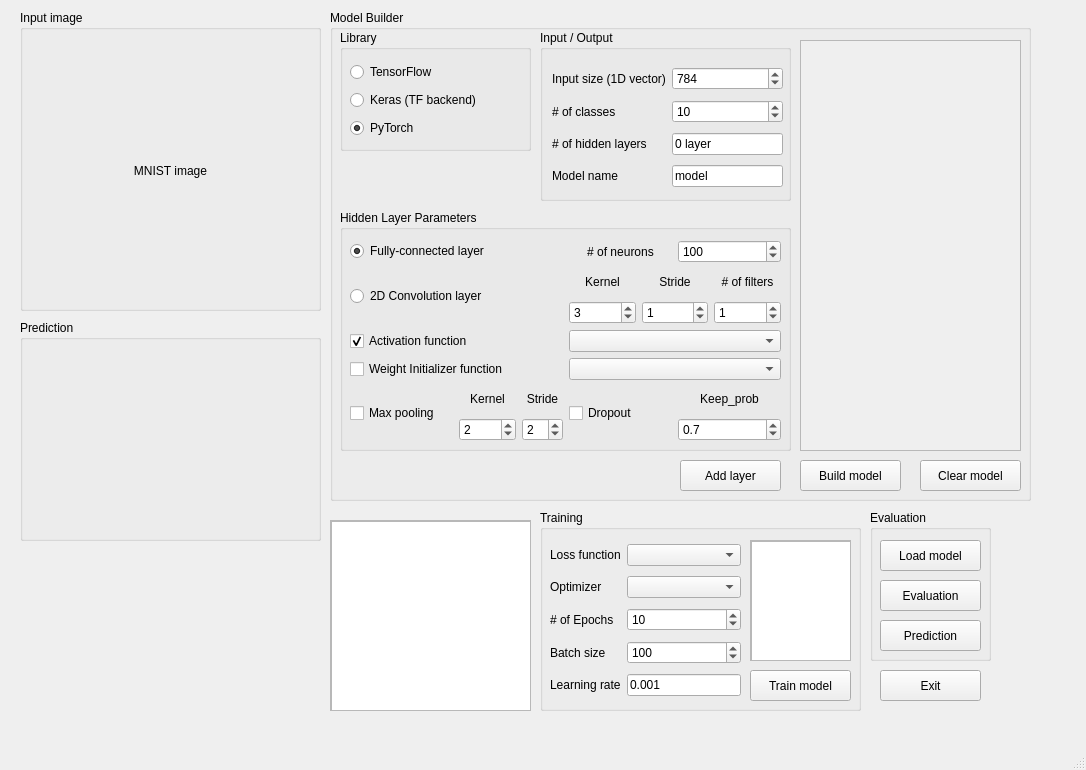
Qt form tf_testbed.ui (togheppi/PyQt) before a commit.
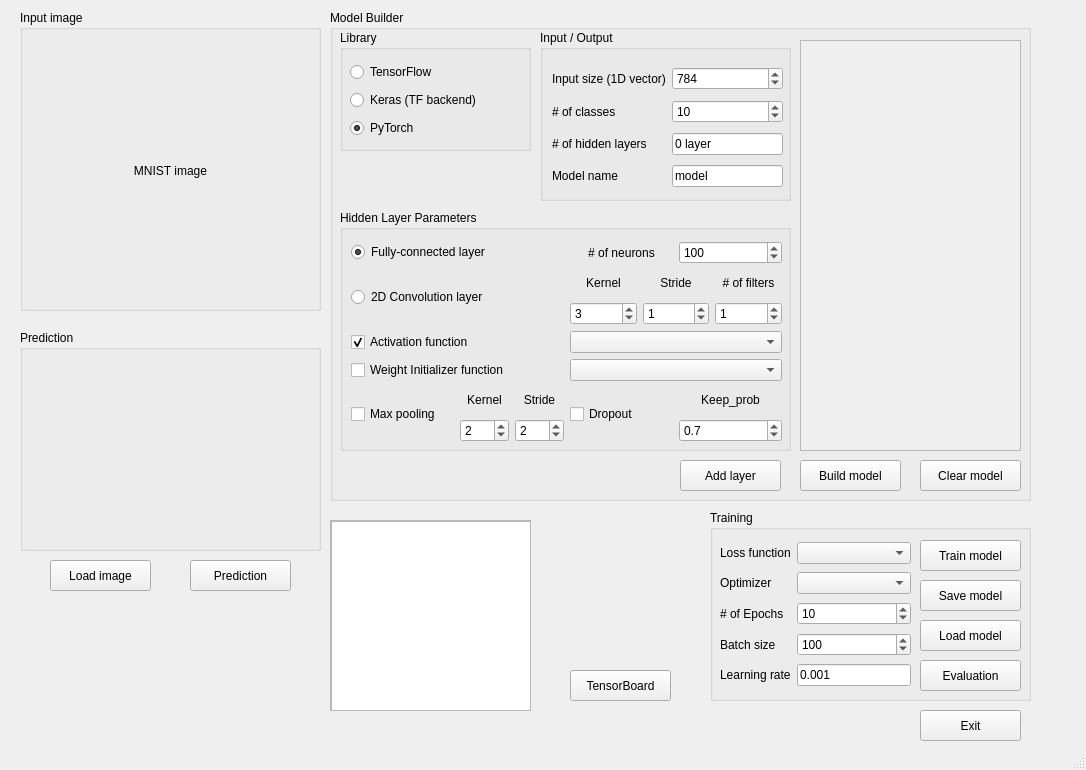
The same form after that commit.

Diff of the .ui file:
```diff
--- a/tf_testbed.ui
+++ b/tf_testbed.ui
@@ -222,16 +222,16 @@
      <property name="title">
       <string>Hidden Layer Parameters</string>
      </property>
-     <widget class="QWidget" name="layoutWidget">
+     <widget class="QWidget" name="">
       <property name="geometry">
        <rect>
-        <x>10</x>
-        <y>30</y>
+        <x>11</x>
+        <y>31</y>
         <width>431</width>
         <height>201</height>
        </rect>
       </property>
-      <layout class="QVBoxLayout" name="verticalLayout_hiddenLayer">
+      <layout class="QVBoxLayout" name="verticalLayout">
        <item>
         <layout class="QHBoxLayout" name="horizontalLayout_FC">
          <item>
@@ -383,41 +383,41 @@
           </widget>
          </item>
          <item>
-          <layout class="QGridLayout" name="gridLayout_maxPooling">
-           <item row="1" column="0" colspan="2">
+          <layout class="QGridLayout" name="gridLayout_pooling">
+           <item row="0" column="0">
+            <widget class="QLabel" name="label_poolSize">
+             <property name="text">
+              <string>Kernel</string>
+             </property>
+             <property name="alignment">
+              <set>Qt::AlignCenter</set>
+             </property>
+            </widget>
+           </item>
+           <item row="0" column="1">
+            <widget class="QLabel" name="label_poolStride">
+             <property name="text">
+              <string>Stride</string>
+             </property>
+             <property name="alignment">
+              <set>Qt::AlignCenter</set>
+             </property>
+            </widget>
+           </item>
+           <item row="1" column="0">
             <widget class="QSpinBox" name="spinBox_poolSize">
              <property name="value">
               <number>2</number>
              </property>
             </widget>
            </item>
-           <item row="1" column="2">
+           <item row="1" column="1">
             <widget class="QSpinBox" name="spinBox_poolStride">
              <property name="value">
               <number>2</number>
              </property>
             </widget>
            </item>
-           <item row="0" column="2">
-            <widget class="QLabel" name="label_poolStride">
-             <property name="text">
-              <string>Stride</string>
-             </property>
-             <property name="alignment">
-              <set>Qt::AlignCenter</set>
-             </property>
-            </widget>
-           </item>
-           <item row="0" column="0" colspan="2">
-            <widget class="QLabel" name="label_poolSize">
-             <property name="text">
-              <string>Kernel</string>
-             </property>
-             <property name="alignment">
-              <set>Qt::AlignCenter</set>
-             </property>
-            </widget>
-           </item>
           </layout>
          </item>
          <item>
@@ -534,68 +534,22 @@
    <widget class="QGroupBox" name="groupBox_training">
     <property name="geometry">
      <rect>
-      <x>540</x>
+      <x>710</x>
       <y>510</y>
       <width>321</width>
-      <height>201</height>
+      <height>191</height>
      </rect>
     </property>
     <property name="title">
      <string>Training</string>
     </property>
-    <widget class="QPushButton" name="pushButton_trainModel">
-     <property name="geometry">
-      <rect>
-       <x>210</x>
-       <y>160</y>
-       <width>101</width>
-       <height>31</height>
-      </rect>
-     </property>
-     <property name="text">
-      <string>Train model</string>
-     </property>
-    </widget>
-    <widget class="QScrollArea" name="scrollArea_training">
-     <property name="geometry">
-      <rect>
-       <x>210</x>
-       <y>30</y>
-       <width>101</width>
-       <height>121</height>
-      </rect>
-     </property>
-     <property name="widgetResizable">
-      <bool>true</bool>
-     </property>
-     <widget class="QWidget" name="scrollAreaWidgetContents_training">
-      <property name="geometry">
-       <rect>
-        <x>0</x>
-        <y>0</y>
-        <width>99</width>
-        <height>119</height>
-       </rect>
-      </property>
-      <widget class="QTextEdit" name="textEdit_training">
-       <property name="geometry">
-        <rect>
-         <x>0</x>
-         <y>0</y>
-         <width>101</width>
-         <height>121</height>
-        </rect>
-       </property>
-      </widget>
-     </widget>
-    </widget>
     <widget class="QWidget" name="layoutWidget">
      <property name="geometry">
       <rect>
        <x>10</x>
        <y>30</y>
        <width>191</width>
-       <height>161</height>
+       <height>151</height>
       </rect>
      </property>
      <layout class="QGridLayout" name="gridLayout_training">
@@ -690,50 +644,37 @@
       </item>
      </layout>
     </widget>
-   </widget>
-   <widget class="QGroupBox" name="groupBox_evaluation">
-    <property name="geometry">
-     <rect>
-      <x>870</x>
-      <y>510</y>
-      <width>121</width>
-      <height>151</height>
-     </rect>
-    </property>
-    <property name="title">
-     <string>Evaluation</string>
-    </property>
-    <widget class="QPushButton" name="pushButton_evaluation">
+    <widget class="QPushButton" name="pushButton_saveModel">
      <property name="geometry">
       <rect>
-       <x>10</x>
+       <x>210</x>
        <y>70</y>
        <width>101</width>
        <height>31</height>
       </rect>
      </property>
      <property name="text">
-      <string>Evaluation</string>
+      <string>Save model</string>
      </property>
     </widget>
-    <widget class="QPushButton" name="pushButton_prediction">
+    <widget class="QPushButton" name="pushButton_trainModel">
      <property name="geometry">
       <rect>
-       <x>10</x>
-       <y>110</y>
+       <x>210</x>
+       <y>30</y>
        <width>101</width>
        <height>31</height>
       </rect>
      </property>
      <property name="text">
-      <string>Prediction</string>
+      <string>Train model</string>
      </property>
     </widget>
     <widget class="QPushButton" name="pushButton_loadModel">
      <property name="geometry">
       <rect>
-       <x>10</x>
-       <y>30</y>
+       <x>210</x>
+       <y>110</y>
        <width>101</width>
        <height>31</height>
       </rect>
@@ -742,12 +683,25 @@
       <string>Load model</string>
      </property>
     </widget>
+    <widget class="QPushButton" name="pushButton_evaluation">
+     <property name="geometry">
+      <rect>
+       <x>210</x>
+       <y>150</y>
+       <width>101</width>
+       <height>31</height>
+      </rect>
+     </property>
+     <property name="text">
+      <string>Evaluation</string>
+     </property>
+    </widget>
    </widget>
    <widget class="QPushButton" name="pushButton_Exit">
     <property name="geometry">
      <rect>
-      <x>880</x>
-      <y>670</y>
+      <x>920</x>
+      <y>710</y>
       <width>101</width>
       <height>31</height>
      </rect>
@@ -760,7 +714,7 @@
     <property name="geometry">
      <rect>
       <x>20</x>
-      <y>320</y>
+      <y>330</y>
       <width>301</width>
       <height>221</height>
      </rect>
@@ -813,6 +767,45 @@
      </widget>
     </widget>
    </widget>
+   <widget class="QPushButton" name="pushButton_loadImage">
+    <property name="geometry">
+     <rect>
+      <x>50</x>
+      <y>560</y>
+      <width>101</width>
+      <height>31</height>
+     </rect>
+    </property>
+    <property name="text">
+     <string>Load image</string>
+    </property>
+   </widget>
+   <widget class="QPushButton" name="pushButton_prediction">
+    <property name="geometry">
+     <rect>
+      <x>190</x>
+      <y>560</y>
+      <width>101</width>
+      <height>31</height>
+     </rect>
+    </property>
+    <property name="text">
+     <string>Prediction</string>
+    </property>
+   </widget>
+   <widget class="QPushButton" name="pushButton_tensorBoard">
+    <property name="geometry">
+     <rect>
+      <x>570</x>
+      <y>670</y>
+      <width>101</width>
+      <height>31</height>
+     </rect>
+    </property>
+    <property name="text">
+     <string>TensorBoard</string>
+    </property>
+   </widget>
   </widget>
   <widget class="QStatusBar" name="statusbar"/>
  </widget>
```
Left out of the diff: 2 changed lines with no effect on the pictures.
